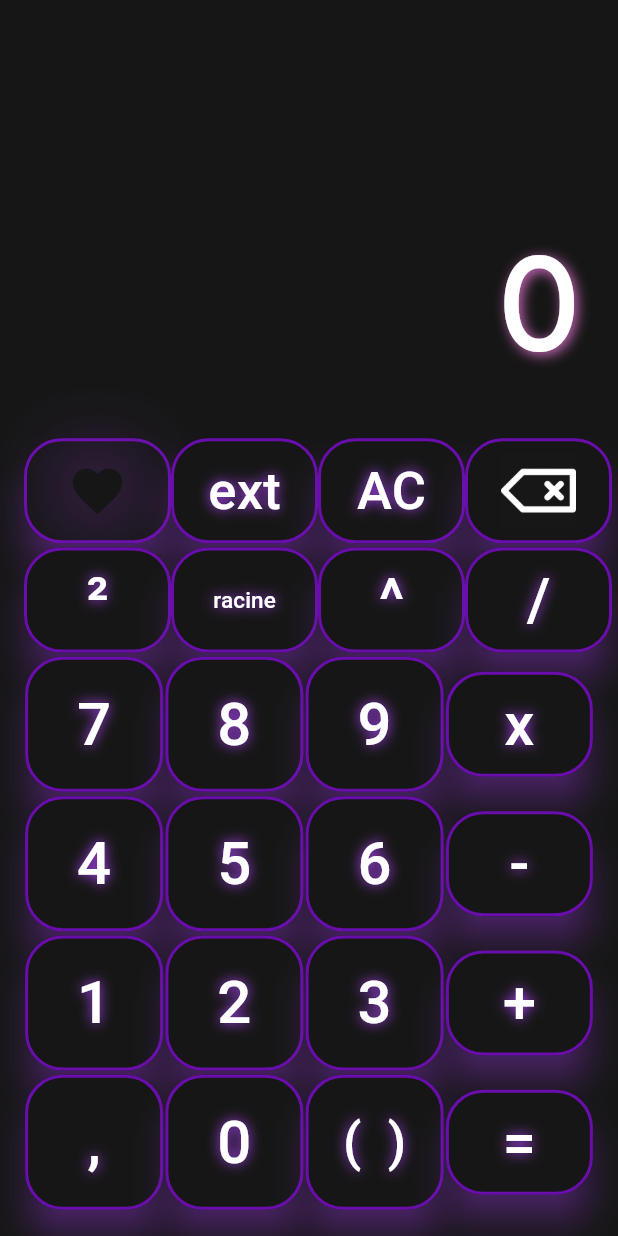
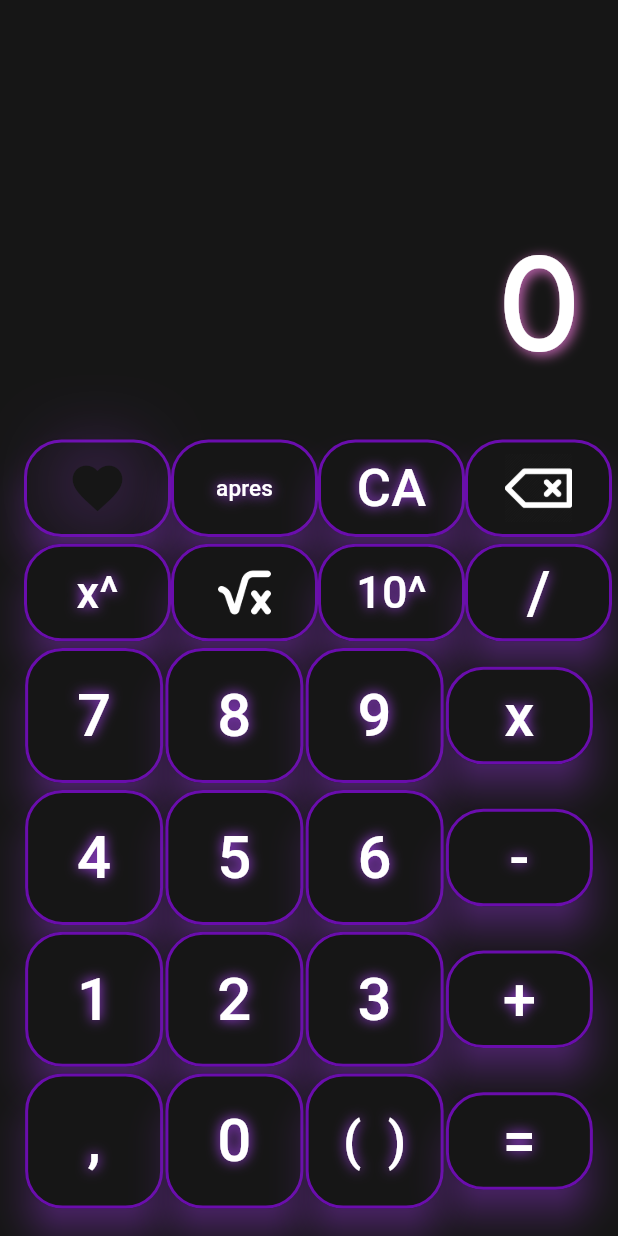
Before and after one commit to Guyllem/calculesther, a Flutter app: the screen it shows after launch, on a phone screen of 412 x 824 dp. Run offline on Flutter 3.47's test engine with Material 3 defaults, Android fonts, the light colour scheme and no system bars.

Commit message:
add icon for square root + need to add shadow behind image

```diff
--- a/lib/calculatrice.dart
+++ b/lib/calculatrice.dart
@@ -128,7 +128,7 @@ class _CalculatriceState extends State<Calculatrice> {
                             Row(
                               mainAxisAlignment: MainAxisAlignment.spaceAround,
                               children: [
-                                ButtonInterface(label: "", interfaceSize: 30, width: 98, height: 70,
+                                ButtonInterface(label: "", interfaceSize: 30, width: 98, height: 65,
                                     iconData: const Icon(Icons.favorite, color: AppColors.black,
                                       shadows: [Shadow(
                                           offset: Offset(0,0),
@@ -136,19 +136,21 @@ class _CalculatriceState extends State<Calculatrice> {
                                           color: AppColors.details)] ,
                                       size: 40),
                                     onTap: (value) => _updateNumber(value)),
-                                ButtonInterface(label: "ext", interfaceSize: 35, width: 98, height: 70, onTap: (value) => _updateNumber(value)),
-                                ButtonInterface(label: "AC", interfaceSize: 35, width: 98, height: 70, onTap: (value) => _clearUI()),
-                                ButtonInterface(label: "", interfaceSize: 30, width: 98, height: 70,
-                                    image: Image.asset('assets/icons/delete-arrow.png',color : AppColors.text, height: 50,  width: 50), onTap: (value) => _deleteLast()),
+                                ButtonInterface(label: "apres", interfaceSize: 15, width: 98, height: 65, onTap: (value) => _updateNumber(value)),
+                                ButtonInterface(label: "CA", interfaceSize: 35, width: 98, height: 65, onTap: (value) => _clearUI()),
+                                ButtonInterface(label: "", interfaceSize: 30, width: 98, height: 65,
+                                    image: Image.asset('assets/icons/delete-arrow.png',color : AppColors.text, height: 45,  width: 45), onTap: (value) => _deleteLast()),
+                                /// Todo : add a shadow behind image
                               ],
                             ),
                             Row(
                               mainAxisAlignment: MainAxisAlignment.spaceAround,
                               children: [
-                                ButtonInterface(label: "²", interfaceSize: 40, width: 98, height: 70, onTap: (value) => _updateNumber(value)),
-                                ButtonInterface(label: "racine", interfaceSize: 15, width: 98, height: 70, onTap: (value) => _updateNumber(value)),
-                                ButtonInterface(label: "^", interfaceSize: 40, width: 98, height: 70, onTap: (value) => _updateNumber(value)),
-                                ButtonInterface(label: "/", interfaceSize: 40, width: 98, height: 70, onTap: (value) => _updateNumber(value)),
+                                ButtonInterface(label: "x^", interfaceSize: 30, width: 98, height: 65, onTap: (value) => _updateNumber(value)),
+                                ButtonInterface(label: "", interfaceSize: 15, width: 98, height: 65,
+                                    image: Image.asset('assets/icons/square-root.png', color : AppColors.text, height: 35, width: 35) ,onTap: (value) => _updateNumber(value)),
+                                ButtonInterface(label: "10^", interfaceSize: 30, width: 98, height: 65, onTap: (value) => _updateNumber(value)),
+                                ButtonInterface(label: "/", interfaceSize: 40, width: 98, height: 65, onTap: (value) => _updateNumber(value)),
                               ],
                             ),
                             Row(
@@ -157,7 +159,7 @@ class _CalculatriceState extends State<Calculatrice> {
                                 ButtonInterface(label: "7", interfaceSize: 40, width: 92, height: 90, onTap: (value) => _updateNumber(value)),
                                 ButtonInterface(label: "8", interfaceSize: 40, width: 92, height: 90, onTap: (value) => _updateNumber(value)),
                                 ButtonInterface(label: "9", interfaceSize: 40, width: 92, height: 90, onTap: (value) => _updateNumber(value)),
-                                ButtonInterface(label: " x ", interfaceSize: 40, width: 98, height: 70, onTap: (value) => _updateNumber(value)),
+                                ButtonInterface(label: " x ", interfaceSize: 40, width: 98, height: 65, onTap: (value) => _updateNumber(value)),
                               ],
                             ),
                             Row(
@@ -166,7 +168,7 @@ class _CalculatriceState extends State<Calculatrice> {
                                 ButtonInterface(label: "4", interfaceSize: 40, width: 92, height: 90, onTap: (value) => _updateNumber(value)),
                                 ButtonInterface(label: "5", interfaceSize: 40, width: 92, height: 90, onTap: (value) => _updateNumber(value)),
                                 ButtonInterface(label: "6", interfaceSize: 40, width: 92, height: 90, onTap: (value) => _updateNumber(value)),
-                                ButtonInterface(label: " - ", interfaceSize: 40, width: 98, height: 70, onTap: (value) => _updateNumber(value)),
+                                ButtonInterface(label: " - ", interfaceSize: 40, width: 98, height: 65, onTap: (value) => _updateNumber(value)),
                               ],
                             ),
                             Row(
@@ -175,7 +177,7 @@ class _CalculatriceState extends State<Calculatrice> {
                                 ButtonInterface(label: "1", interfaceSize: 40, width: 92, height: 90, onTap: (value) => _updateNumber(value)),
                                 ButtonInterface(label: "2", interfaceSize: 40, width: 92, height: 90, onTap: (value) => _updateNumber(value)),
                                 ButtonInterface(label: "3", interfaceSize: 40, width: 92, height: 90, onTap: (value) => _updateNumber(value)),
-                                ButtonInterface(label: " + ", interfaceSize: 40, width: 98, height: 70, onTap: (value) => _updateNumber(value)),
+                                ButtonInterface(label: " + ", interfaceSize: 40, width: 98, height: 65, onTap: (value) => _updateNumber(value)),
                               ],
                             ),
                             Row(
@@ -184,7 +186,7 @@ class _CalculatriceState extends State<Calculatrice> {
                                 ButtonInterface(label: ",", interfaceSize: 40, width: 92, height: 90, onTap: (value) => _updateNumber(value)),
                                 ButtonInterface(label: "0", interfaceSize: 40, width: 92, height: 90, onTap: (value) => _updateNumber(value)),
                                 ButtonInterface(label: "(  )", interfaceSize: 35, width: 92, height: 90, onTap: (value) => _updateNumber(value)),
-                                ButtonInterface(label: "=", interfaceSize: 40, width: 98, height: 70, onTap: (value) => _operation()),
+                                ButtonInterface(label: "=", interfaceSize: 40, width: 98, height: 65, onTap: (value) => _operation()),
                               ],
                             )
                           ],
```
Also changed, not shown: assets/icons/square-root.png (added).
